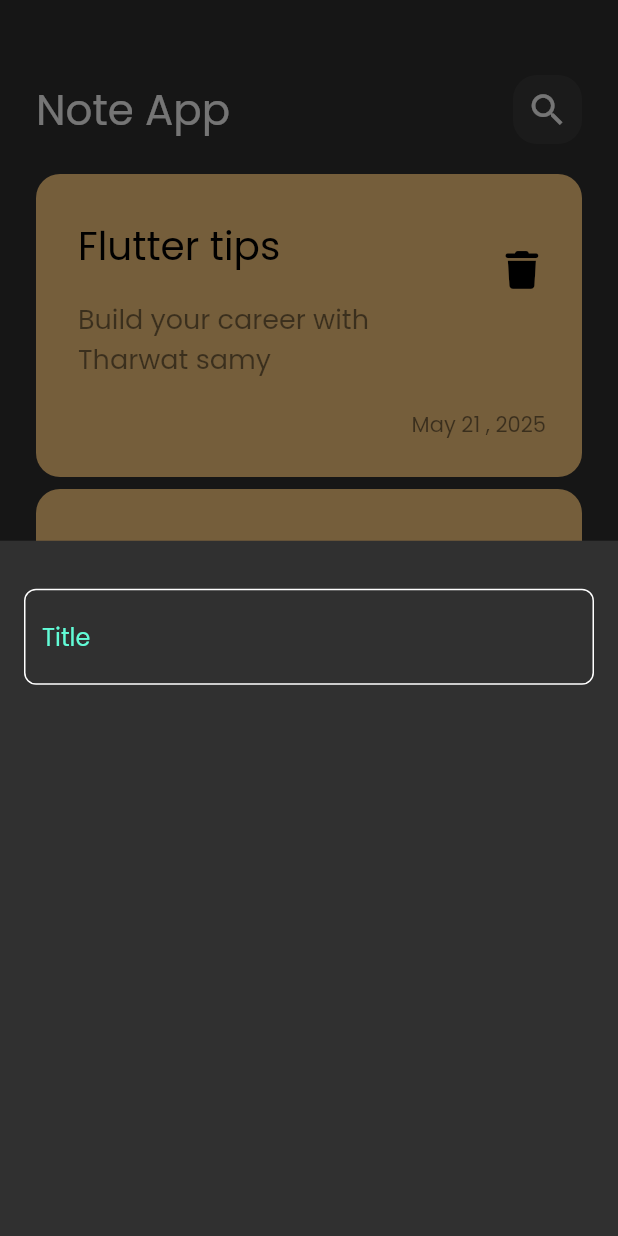
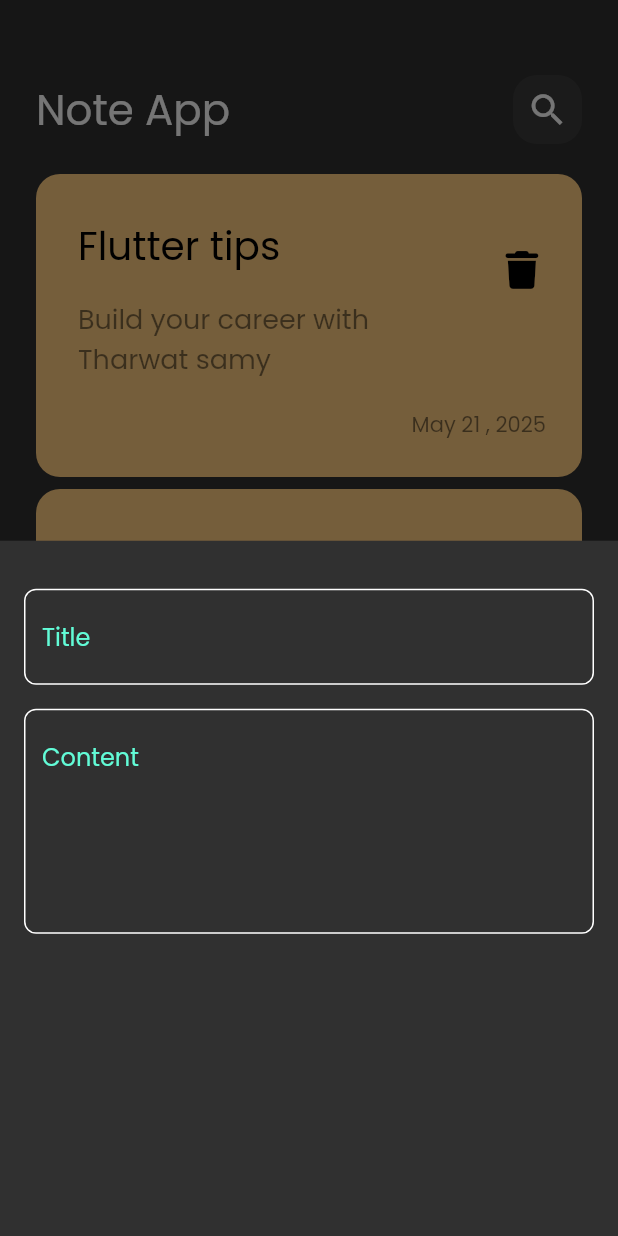
Before and after one commit to Keroloskhaled10/notes_app, a Flutter app: the screen it shows after launch, after a tap on the "add" icon, on a phone screen of 412 x 824 dp. Run offline on Flutter 3.47's test engine with Material 3 defaults, Android fonts, the phone set to English and light mode, and no system bars; our stand-ins replace font_awesome_flutter.

Commit message:
add fields to bottom sheet

```diff
--- a/lib/widgets/add_note_bottom_sheet.dart
+++ b/lib/widgets/add_note_bottom_sheet.dart
@@ -13,7 +13,16 @@ class AddNoteBottomSheet extends StatelessWidget {
           SizedBox(
             height: 32,
           ),
-          CustomTextField(),
+          CustomTextField(
+            hint: 'Title',
+          ),
+          SizedBox(
+            height: 16,
+          ),
+          CustomTextField(
+            hint: 'Content',
+            maxLines: 5,
+          ),
         ],
       ),
     );
--- a/lib/widgets/custom_text_field.dart
+++ b/lib/widgets/custom_text_field.dart
@@ -2,14 +2,17 @@ import 'package:flutter/material.dart';
 import 'package:notes_app/constant.dart';
 
 class CustomTextField extends StatelessWidget {
-  const CustomTextField({super.key});
+  const CustomTextField({super.key, required this.hint, this.maxLines = 1});
 
+  final String hint;
+  final int maxLines;
   @override
   Widget build(BuildContext context) {
     return TextField(
       cursorColor: primaryColor,
+      maxLines: maxLines,
       decoration: InputDecoration(
-        hintText: 'Title',
+        hintText: hint,
         hintStyle: TextStyle(color: primaryColor),
         border: buildBorder(),
         enabledBorder: buildBorder(),
```
